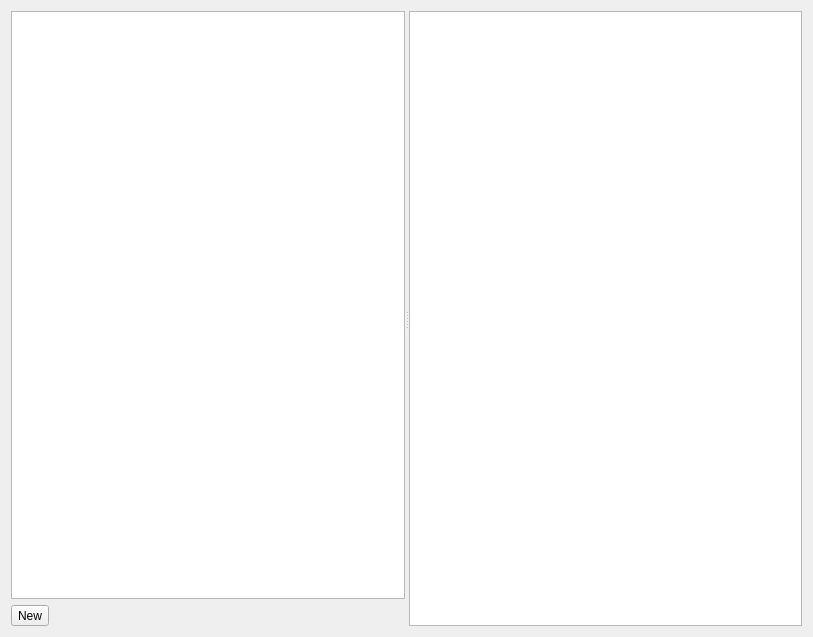
c-mellueh/bSDD-Toolkit, file src/bsdd_gui/module/property_table/qt/Widget.ui: the form before one commit.
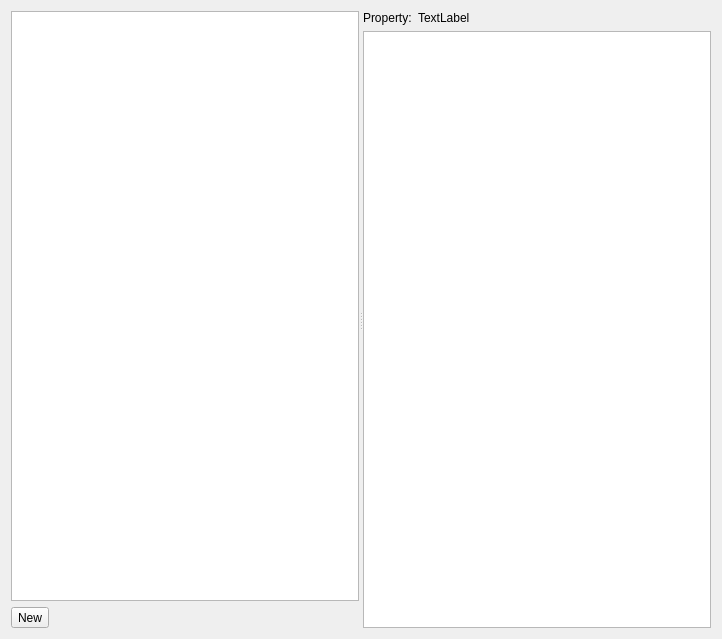
The form after the commit.

Commit message: add class table

```diff
--- a/src/bsdd_gui/module/property_table/qt/Widget.ui
+++ b/src/bsdd_gui/module/property_table/qt/Widget.ui
@@ -6,8 +6,8 @@
    <rect>
     <x>0</x>
     <y>0</y>
-    <width>813</width>
-    <height>637</height>
+    <width>722</width>
+    <height>639</height>
    </rect>
   </property>
   <property name="windowTitle">
@@ -46,7 +46,47 @@
        </item>
       </layout>
      </widget>
-     <widget class="QTableView" name="tv_classes"/>
+     <widget class="QWidget" name="verticalLayoutWidget_2">
+      <layout class="QVBoxLayout" name="verticalLayout_3">
+       <item>
+        <layout class="QFormLayout" name="formLayout">
+         <item row="0" column="0">
+          <widget class="QLabel" name="lb_property">
+           <property name="text">
+            <string>Property:</string>
+           </property>
+          </widget>
+         </item>
+         <item row="0" column="1">
+          <widget class="QLabel" name="lb_property_name">
+           <property name="text">
+            <string>TextLabel</string>
+           </property>
+          </widget>
+         </item>
+        </layout>
+       </item>
+       <item>
+        <widget class="QTableView" name="tv_classes">
+         <property name="selectionMode">
+          <enum>QAbstractItemView::SelectionMode::SingleSelection</enum>
+         </property>
+         <property name="selectionBehavior">
+          <enum>QAbstractItemView::SelectionBehavior::SelectRows</enum>
+         </property>
+         <property name="sortingEnabled">
+          <bool>true</bool>
+         </property>
+         <attribute name="horizontalHeaderShowSortIndicator" stdset="0">
+          <bool>true</bool>
+         </attribute>
+         <attribute name="horizontalHeaderStretchLastSection">
+          <bool>true</bool>
+         </attribute>
+        </widget>
+       </item>
+      </layout>
+     </widget>
     </widget>
    </item>
   </layout>
```
Left out of the diff: 6 changed lines with no effect on the pictures. The commit also changes 7 other files.
